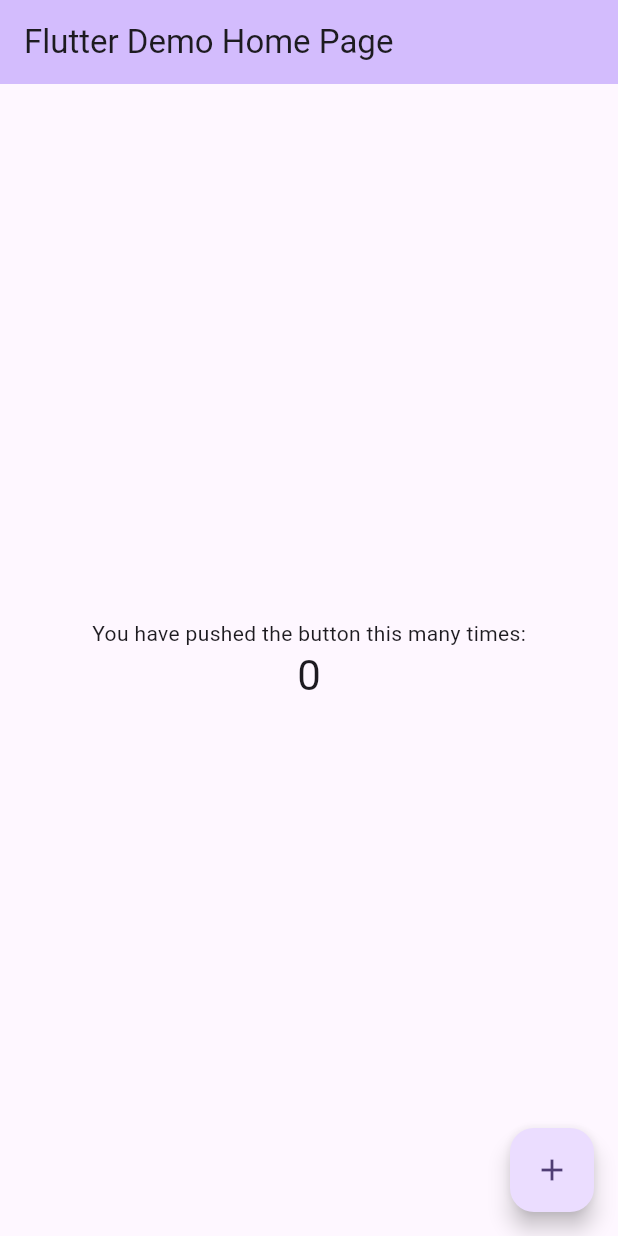
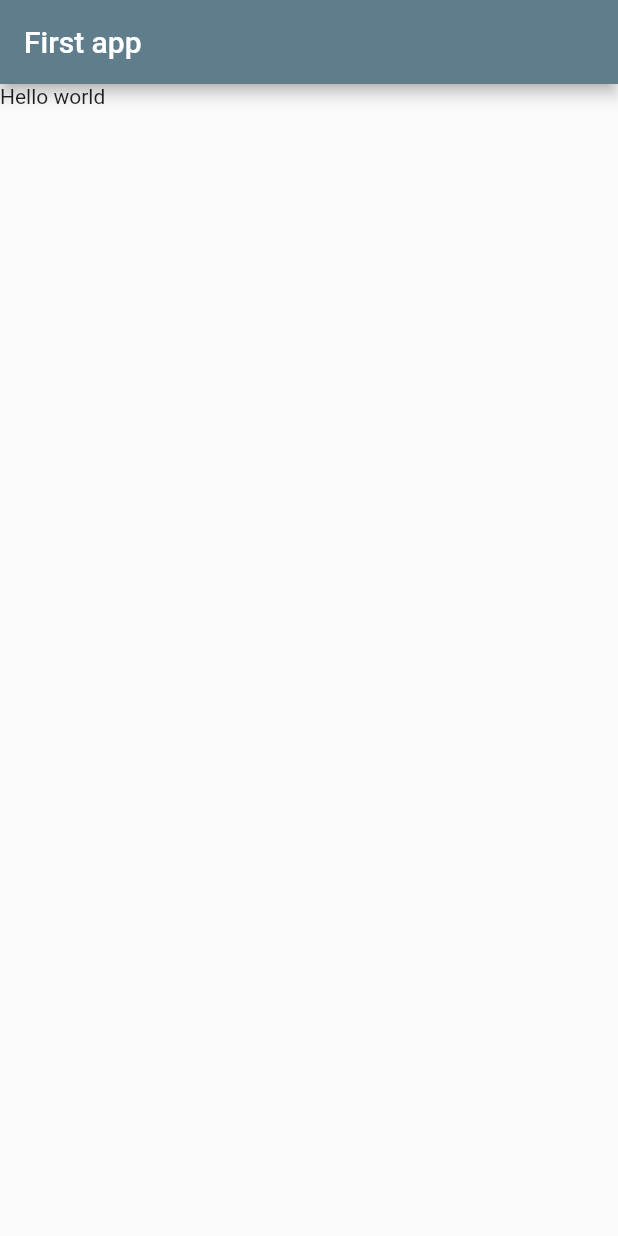
Before and after one commit to Wisdom-Makokha/first_app, a Flutter app: the screen it shows after launch, on a phone screen of 412 x 824 dp. Run offline on Flutter 3.47's test engine with Material 2 defaults, Android fonts, the phone set to English and light mode, and no system bars.

Commit message:
This is pain

```diff
--- a/lib/main.dart
+++ b/lib/main.dart
@@ -1,125 +1,32 @@
+import 'package:flutter/widgets.dart';
 import 'package:flutter/material.dart';
-
-void main() {
-  runApp(const MyApp());
+import 'package:flutter/cupertino.dart';
+void main()
+{
+  runApp
+    (
+      MaterialApp
+      (
+        home: Homepage(),
+        theme: ThemeData
+          (
+          primarySwatch: Colors.blueGrey,
+        ),
+      )
+    );
 }
 
-class MyApp extends StatelessWidget {
-  const MyApp({super.key});
+class Homepage extends StatelessWidget {
+  const Homepage({super.key});
 
-  // This widget is the root of your application.
   @override
   Widget build(BuildContext context) {
-    return MaterialApp(
-      title: 'Flutter Demo',
-      theme: ThemeData(
-        // This is the theme of your application.
-        //
-        // TRY THIS: Try running your application with "flutter run". You'll see
-        // the application has a blue toolbar. Then, without quitting the app,
-        // try changing the seedColor in the colorScheme below to Colors.green
-        // and then invoke "hot reload" (save your changes or press the "hot
-        // reload" button in a Flutter-supported IDE, or press "r" if you used
-        // the command line to start the app).
-        //
-        // Notice that the counter didn't reset back to zero; the application
-        // state is not lost during the reload. To reset the state, use hot
-        // restart instead.
-        //
-        // This works for code too, not just values: Most code changes can be
-        // tested with just a hot reload.
-        colorScheme: ColorScheme.fromSeed(seedColor: Colors.deepPurple),
-        useMaterial3: true,
+    return Scaffold(
+      appBar: AppBar(title: Text("First app")),
+      body: Container
+        (
+        child: Text("Hello world")
       ),
-      home: const MyHomePage(title: 'Flutter Demo Home Page'),
     );
   }
 }
-
-class MyHomePage extends StatefulWidget {
-  const MyHomePage({super.key, required this.title});
-
-  // This widget is the home page of your application. It is stateful, meaning
-  // that it has a State object (defined below) that contains fields that affect
-  // how it looks.
-
-  // This class is the configuration for the state. It holds the values (in this
-  // case the title) provided by the parent (in this case the App widget) and
-  // used by the build method of the State. Fields in a Widget subclass are
-  // always marked "final".
-
-  final String title;
-
-  @override
-  State<MyHomePage> createState() => _MyHomePageState();
-}
-
-class _MyHomePageState extends State<MyHomePage> {
-  int _counter = 0;
-
-  void _incrementCounter() {
-    setState(() {
-      // This call to setState tells the Flutter framework that something has
-      // changed in this State, which causes it to rerun the build method below
-      // so that the display can reflect the updated values. If we changed
-      // _counter without calling setState(), then the build method would not be
-      // called again, and so nothing would appear to happen.
-      _counter++;
-    });
-  }
-
-  @override
-  Widget build(BuildContext context) {
-    // This method is rerun every time setState is called, for instance as done
-    // by the _incrementCounter method above.
-    //
-    // The Flutter framework has been optimized to make rerunning build methods
-    // fast, so that you can just rebuild anything that needs updating rather
-    // than having to individually change instances of widgets.
-    return Scaffold(
-      appBar: AppBar(
-        // TRY THIS: Try changing the color here to a specific color (to
-        // Colors.amber, perhaps?) and trigger a hot reload to see the AppBar
-        // change color while the other colors stay the same.
-        backgroundColor: Theme.of(context).colorScheme.inversePrimary,
-        // Here we take the value from the MyHomePage object that was created by
-        // the App.build method, and use it to set our appbar title.
-        title: Text(widget.title),
-      ),
-      body: Center(
-        // Center is a layout widget. It takes a single child and positions it
-        // in the middle of the parent.
-        child: Column(
-          // Column is also a layout widget. It takes a list of children and
-          // arranges them vertically. By default, it sizes itself to fit its
-          // children horizontally, and tries to be as tall as its parent.
-          //
-          // Column has various properties to control how it sizes itself and
-          // how it positions its children. Here we use mainAxisAlignment to
-          // center the children vertically; the main axis here is the vertical
-          // axis because Columns are vertical (the cross axis would be
-          // horizontal).
-          //
-          // TRY THIS: Invoke "debug painting" (choose the "Toggle Debug Paint"
-          // action in the IDE, or press "p" in the console), to see the
-          // wireframe for each widget.
-          mainAxisAlignment: MainAxisAlignment.center,
-          children: <Widget>[
-            const Text(
-              'You have pushed the button this many times:',
-            ),
-            Text(
-              '$_counter',
-              style: Theme.of(context).textTheme.headlineMedium,
-            ),
-          ],
-        ),
-      ),
-      floatingActionButton: FloatingActionButton(
-        onPressed: _incrementCounter,
-        tooltip: 'Increment',
-        child: const Icon(Icons.add),
-      ), // This trailing comma makes auto-formatting nicer for build methods.
-    );
-  }
-}
```
